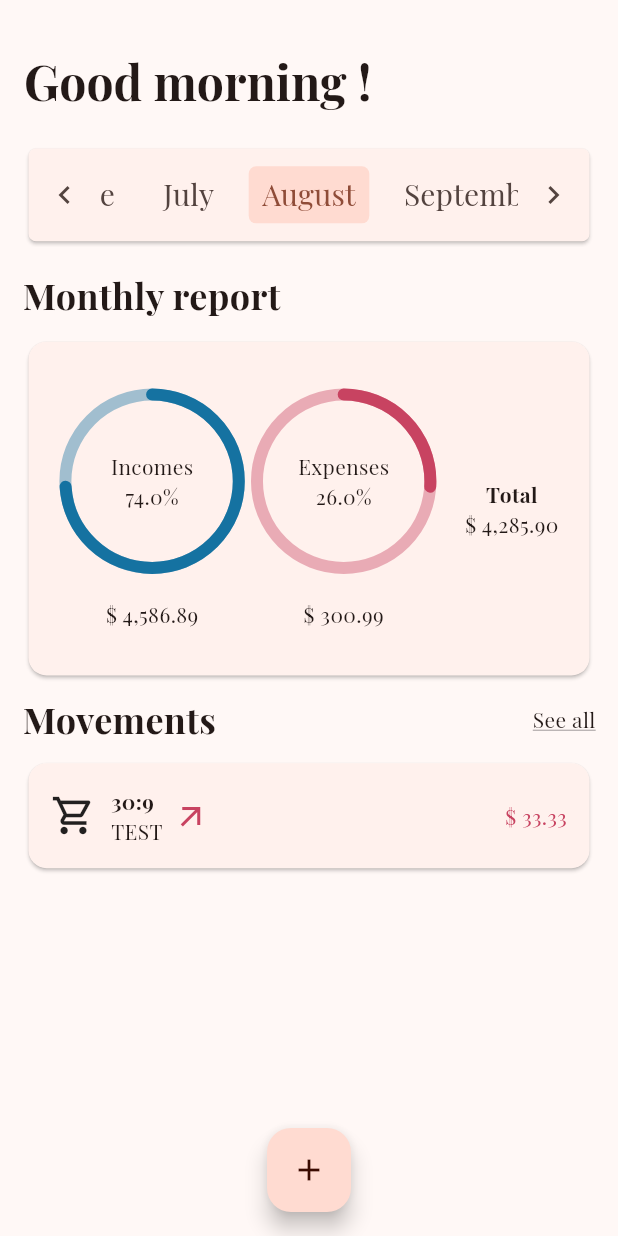
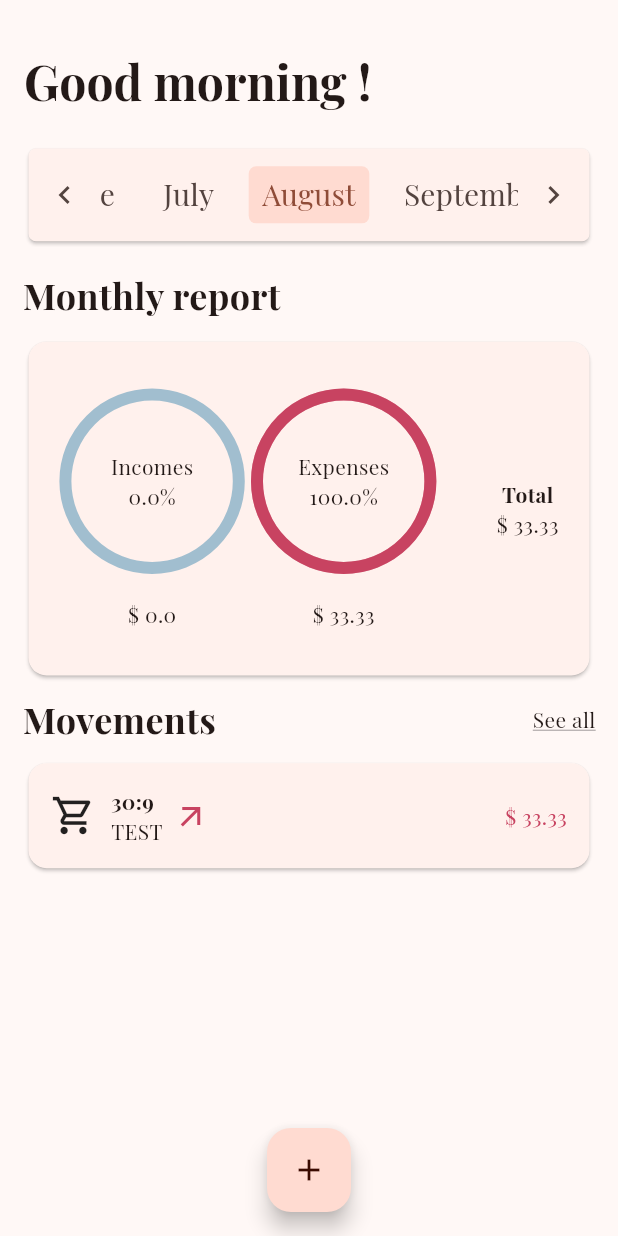
Before and after one commit to jacopo-degattis/makeitcount, a Flutter app: the screen it shows after launch, after a tap on the "add" icon, on a phone screen of 412 x 824 dp. Run offline on Flutter 3.47's test engine with Material 3 defaults, Android fonts, the phone set to English and light mode, and no system bars; drawn by our look-alikes of percent_indicator; our stand-ins replace flutter_riverpod, google_fonts, objectbox, riverpod_annotation; generated files the repository leaves out were written again.

Commit message:
feat: add method to get "incomes" & "outcomes" percentages along with current total

```diff
--- a/lib/main.dart
+++ b/lib/main.dart
@@ -1,7 +1,7 @@
 import 'package:flutter/material.dart';
 import 'package:flutter_riverpod/flutter_riverpod.dart';
 import 'package:makeitcount/db.dart';
-import 'package:makeitcount/pages/home/home.dart';
+import 'package:makeitcount/screens/home/home.dart';
 import 'package:makeitcount/state/providers/database/objectbox.provider.dart';
 import 'package:makeitcount/theme.dart';
 import 'package:makeitcount/util.dart';
--- a/lib/pages/home/components/expenses_preview.dart
+++ b/lib/screens/home/components/expenses_preview.dart
@@ -1,6 +1,6 @@
 import 'package:flutter/material.dart';
-import 'package:makeitcount/pages/home/components/monthly_report.dart';
-import 'package:makeitcount/pages/home/components/movements.dart';
+import 'package:makeitcount/screens/home/components/monthly_report.dart';
+import 'package:makeitcount/screens/home/components/movements.dart';
 import 'package:makeitcount/util.dart';
 
 // TODO: probably improve this name
@@ -43,7 +43,7 @@ class _ExpensesPreviewState extends State<ExpensesPreview> {
             mainAxisAlignment: MainAxisAlignment.start,
             crossAxisAlignment: CrossAxisAlignment.start,
             children: [
-                const MonthlyReport(),
+                MonthlyReport(month: widget.month),
                 Movements(
                   month: widget.month,
                 )
--- a/lib/pages/home/components/monthly_report.dart
+++ b/lib/screens/home/components/monthly_report.dart
@@ -1,16 +1,24 @@
 import 'package:flutter/material.dart';
-import 'package:makeitcount/pages/home/components/expenses_pie_chart.dart';
+import 'package:flutter_riverpod/flutter_riverpod.dart';
+import 'package:makeitcount/screens/home/components/expenses_pie_chart.dart';
+import 'package:makeitcount/state/providers/movements/movements_repository.provider.dart';
 
-class MonthlyReport extends StatefulWidget {
-  const MonthlyReport({super.key});
+class MonthlyReport extends ConsumerStatefulWidget {
+  final int month;
+
+  const MonthlyReport({super.key, required this.month});
 
   @override
-  State<MonthlyReport> createState() => _MonthlyReportState();
+  ConsumerState<MonthlyReport> createState() => _MonthlyReportState();
 }
 
-class _MonthlyReportState extends State<MonthlyReport> {
+class _MonthlyReportState extends ConsumerState<MonthlyReport> {
   @override
   Widget build(BuildContext context) {
+    final movementsRepo = ref.watch(movementsRepositoryProvider);
+    final graphPercentages =
+        movementsRepo.getMovementsPercentages(widget.month);
+
     final graphsSapcing = MediaQuery.of(context).size.width * 0.01;
     final cardHeight = MediaQuery.of(context).size.height * 0.23;
     final verticalCardPadding = MediaQuery.of(context).size.height * 0.02;
@@ -43,33 +51,40 @@ class _MonthlyReportState extends State<MonthlyReport> {
                     Row(
                       children: [
                         Container(
-                          child: const ExpensesPieChart(
+                          child: ExpensesPieChart(
                               header: "Incomes",
                               progressColor: Color(0xFF1572A1),
-                              percent: 0.74,
-                              footer: "4,586.89"),
+                              percent: graphPercentages["incomes"]
+                                          ["percentage"]!
+                                      .toDouble() /
+                                  100,
+                              footer: graphPercentages["incomes"]["amount"]
+                                  .toString()),
                         ),
                         SizedBox(
                             // width: 20.0,
                             width: graphsSapcing),
                         Container(
-                          child: const ExpensesPieChart(
+                          child: ExpensesPieChart(
                             header: "Expenses",
                             progressColor: Color(0xFFC84361),
-                            percent: 0.26,
-                            footer: "300.99",
+                            percent: graphPercentages["outcomes"]["percentage"]!
+                                    .toDouble() /
+                                100,
+                            footer: graphPercentages["outcomes"]["amount"]
+                                .toString(),
                           ),
                         ),
                       ],
                     ),
-                    const Column(
+                    Column(
                       mainAxisAlignment: MainAxisAlignment.center,
                       children: [
-                        Text(
+                        const Text(
                           "Total",
                           style: TextStyle(fontWeight: FontWeight.bold),
                         ),
-                        Text("\$ 4,285.90")
+                        Text("\$ ${graphPercentages['total']}")
                       ],
                     )
                   ],
--- a/lib/pages/home/components/movements.dart
+++ b/lib/screens/home/components/movements.dart
@@ -1,6 +1,6 @@
 import 'package:flutter/material.dart';
 import 'package:flutter_riverpod/flutter_riverpod.dart';
-import 'package:makeitcount/pages/home/components/single_movment_card.dart';
+import 'package:makeitcount/screens/home/components/single_movment_card.dart';
 import 'package:makeitcount/state/providers/movements/movements_repository.provider.dart';
 
 class Movements extends ConsumerStatefulWidget {
--- a/lib/pages/home/home.dart
+++ b/lib/screens/home/home.dart
@@ -3,7 +3,7 @@ import 'dart:math';
 import 'package:flutter/material.dart';
 import 'package:flutter_riverpod/flutter_riverpod.dart';
 import 'package:makeitcount/state/models/movement.model.dart';
-import 'package:makeitcount/pages/home/components/expenses_preview.dart';
+import 'package:makeitcount/screens/home/components/expenses_preview.dart';
 import 'package:makeitcount/state/providers/movements/movements_repository.provider.dart';
 
 class HomePage extends ConsumerStatefulWidget {
--- a/lib/state/repository/movements.repository.dart
+++ b/lib/state/repository/movements.repository.dart
@@ -12,6 +12,7 @@ abstract class MovementsRepositoryDefinition {
     int type,
   );
   List<MovementModel> getMovementsByMonth(int month, {int? limit});
+  Map<String, dynamic> getMovementsPercentages(int month);
   // TODO: maybe add "add, remove, edit" movement/s
 }
 
@@ -31,10 +32,8 @@ class MovementsRepository extends MovementsRepositoryDefinition {
     int month,
     int type,
   ) {
-    print("Inserting new movement");
     final box = _objectBoxDatabase.store.box<MovementModel>();
     box.put(MovementModel(0, name, price, category, image, month, type));
-    print("Done inserting movement");
   }
 
   @override
@@ -51,4 +50,39 @@ class MovementsRepository extends MovementsRepositoryDefinition {
 
     return query.find();
   }
+
+  @override
+  Map<String, dynamic> getMovementsPercentages(int month) {
+    final totalMovements = getMovementsByMonth(month);
+    final incomesMovements = totalMovements.where((x) => x.type == 1);
+    final outcomesMovements = totalMovements.where((x) => x.type == 0);
+
+    num incomesPercentage = num.parse(
+        (incomesMovements.length * 100 / totalMovements.length)
+            .toStringAsFixed(1));
+    num outcomesPercentage = num.parse(
+        (outcomesMovements.length * 100 / totalMovements.length)
+            .toStringAsFixed(1));
+
+    // TODO: improve this type to make it type-safe
+    Map<String, dynamic> percentages = {
+      "incomes": {
+        "percentage": !incomesPercentage.isNaN ? incomesPercentage : 0,
+        "amount": incomesMovements
+            .map((x) => x.price)
+            .fold(0.0, (prev, price) => prev + price),
+      },
+      "outcomes": {
+        "percentage": !outcomesPercentage.isNaN ? outcomesPercentage : 0,
+        "amount": outcomesMovements
+            .map((x) => x.price)
+            .fold(0.0, (prev, price) => prev + price)
+      },
+      "total": totalMovements
+          .map((x) => x.price)
+          .fold(0.0, (prev, price) => prev + price)
+    };
+
+    return percentages;
+  }
 }
```
Also changed, not shown: lib/screens/home/components/expenses_pie_chart.dart (renamed from lib/pages/home/components/expenses_pie_chart.dart), lib/screens/home/components/single_movment_card.dart (renamed from lib/pages/home/components/single_movment_card.dart).
